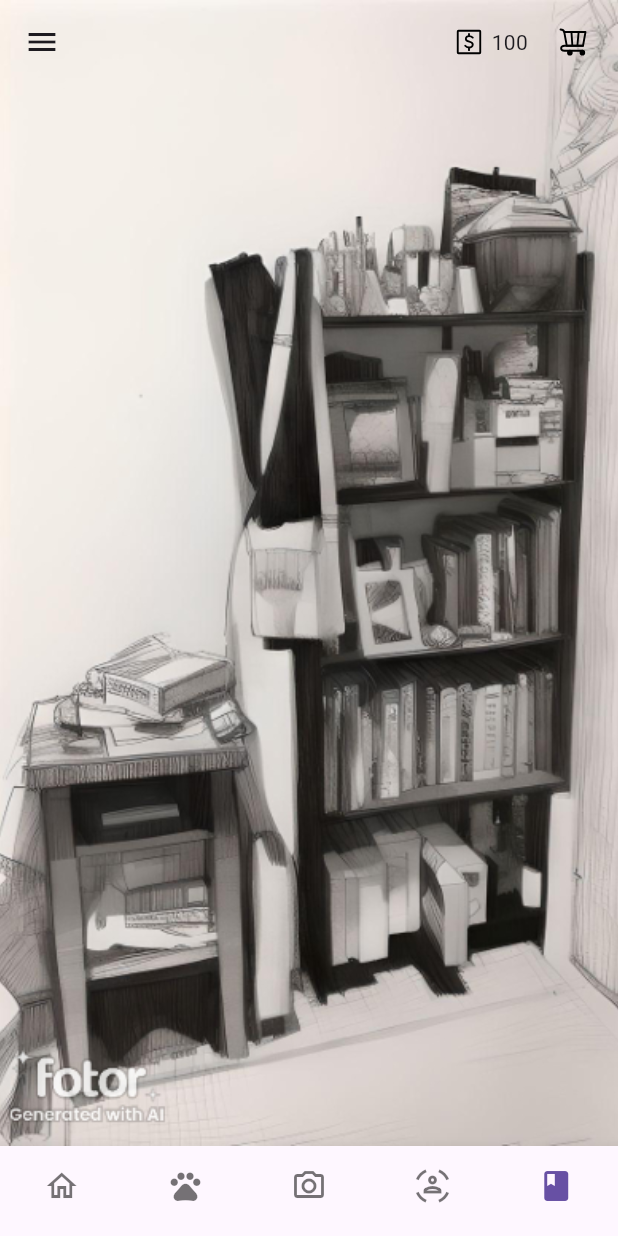
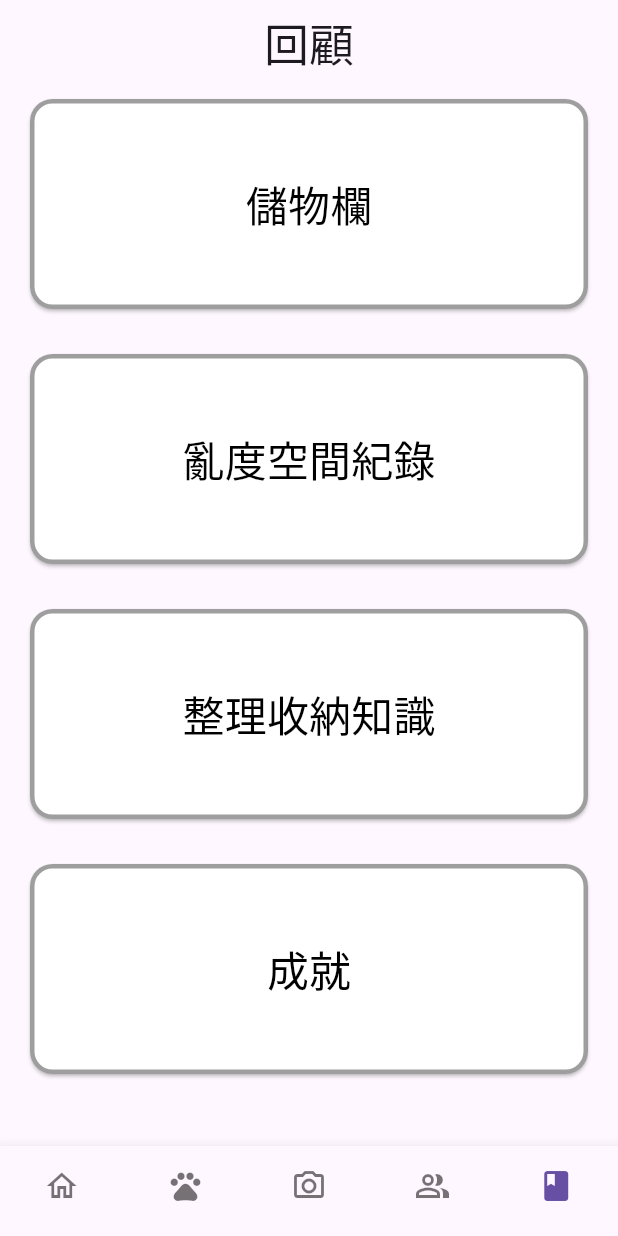
Before and after one commit to Gaexpa/FlutterApp1, a Flutter app: the screen it shows after launch, item 5 of the bottom bar chosen, on a phone screen of 412 x 824 dp. Run offline on Flutter 3.47's test engine with Material 3 defaults, Android fonts, the phone set to English and light mode, and no system bars; our stand-ins replace flutter_svg, go_router, image_picker; missing offline and left inert: flutter_tflite.

Commit message:
完成基本5頁，子頁都還沒完成

```diff
--- a/lib/navigations/app_navigation.dart
+++ b/lib/navigations/app_navigation.dart
@@ -1,6 +1,7 @@
 import 'package:demo/pages/home_page.dart';
 import 'package:demo/pages/level/level_page.dart';
 import 'package:demo/pages/pet/pet_page.dart';
+import 'package:demo/pages/review/review_page.dart';
 import 'package:demo/pages/social/social_page.dart';
 import 'package:demo/pages/wrappers/main_wrapper.dart';
 import 'package:flutter/cupertino.dart';
@@ -24,6 +25,8 @@ class AppNavigation {
       GlobalKey<NavigatorState>(debugLabel: "shellLevel");
   static final _rootNavigatorSocial =
       GlobalKey<NavigatorState>(debugLabel: "shellSocial");
+  static final _rootNavigatorReview =
+      GlobalKey<NavigatorState>(debugLabel: "shellReview");
 
   /// Go Router 設定
   static final GoRouter router = GoRouter(
@@ -82,6 +85,7 @@ class AppNavigation {
                   })
             ],
           ),
+
           /// Branch Social
           StatefulShellBranch(
             navigatorKey: _rootNavigatorSocial,
@@ -96,6 +100,21 @@ class AppNavigation {
                   })
             ],
           ),
+
+          /// Branch Review
+          StatefulShellBranch(
+            navigatorKey: _rootNavigatorReview,
+            routes: [
+              GoRoute(
+                  path: "/review",
+                  name: "Review",
+                  builder: (context, state) {
+                    return ReviewPage(
+                      key: state.pageKey,
+                    );
+                  })
+            ],
+          ),
         ],
       ),
     ],
--- /dev/null
+++ b/lib/pages/review/review_page.dart
@@ -0,0 +1,39 @@
+import 'package:flutter/material.dart';
+
+import '../../widgets/review_option_box_button.dart';
+
+class ReviewPage extends StatefulWidget {
+  const ReviewPage({super.key});
+
+  @override
+  State<ReviewPage> createState() => _ReviewPageState();
+}
+
+class _ReviewPageState extends State<ReviewPage> {
+  @override
+  Widget build(BuildContext context) {
+    final Size size = MediaQuery.of(context).size;
+
+    return Scaffold(
+      appBar: AppBar(
+        title: Text(
+          "回顧",
+          style: TextStyle(fontSize: 30),
+        ),
+        centerTitle: true,
+      ),
+      body: Scrollbar(
+        child: SingleChildScrollView(
+          child: Column(
+            children: [
+              ReviewOptionBoxButton(size, "儲物欄", (){}),
+              ReviewOptionBoxButton(size, "亂度空間紀錄", (){}),
+              ReviewOptionBoxButton(size, "整理收納知識", (){}),
+              ReviewOptionBoxButton(size, "成就", (){}),
+            ],
+          ),
+        ),
+      ),
+    );
+  }
+}
--- a/lib/pages/social/social_page.dart
+++ b/lib/pages/social/social_page.dart
@@ -14,6 +14,10 @@ class _SocialPageState extends State<SocialPage> {
   Widget build(BuildContext context) {
     final Size size = MediaQuery.of(context).size;
 
+    return buildScaffold(size);
+  }
+
+  Scaffold buildScaffold(Size size) {
     return Scaffold(
     appBar: AppBar(
       title: Text(
@@ -21,6 +25,9 @@ class _SocialPageState extends State<SocialPage> {
         style: TextStyle(fontSize: 30),
       ),
       centerTitle: true,
+      actions: [
+        IconButton(onPressed: (){}, icon: Icon(Icons.person_add_rounded),)
+      ],
     ),
     body: Column(
       crossAxisAlignment: CrossAxisAlignment.start,
@@ -87,9 +94,9 @@ class _SocialPageState extends State<SocialPage> {
 
         /// 下半顯示各用戶畫面
         Container(
-            margin: EdgeInsets.only(left: 20, top: 0, right: 20, bottom: 20),
+          margin: EdgeInsets.only(left: 20, top: 0, right: 20, bottom: 0),
           width: size.width - 40,
-            height: size.height - 322,
+          height: size.height - 302,
           child: GridView(
             gridDelegate: SliverGridDelegateWithFixedCrossAxisCount(
               crossAxisCount: 2,
--- a/lib/pages/wrappers/main_wrapper.dart
+++ b/lib/pages/wrappers/main_wrapper.dart
@@ -71,8 +71,8 @@ class _MainWrapperState extends State<MainWrapper> {
             ),
             BottomNavigationBarItem(
               icon: Icon(_selectedIndex == 3
-                  ? Icons.sensor_occupied
-                  : Icons.sensor_occupied_outlined),
+                  ? Icons.people_alt
+                  : Icons.people_alt_outlined),
               label: '',
             ),
             BottomNavigationBarItem(
--- /dev/null
+++ b/lib/widgets/review_option_box_button.dart
@@ -0,0 +1,37 @@
+import 'package:flutter/material.dart';
+
+class ReviewOptionBoxButton extends StatelessWidget {
+  Size size;
+  var text;
+  VoidCallback callback;
+
+  ReviewOptionBoxButton(this.size, this.text, this.callback);
+
+  @override
+  Widget build(BuildContext context) {
+    return Container(
+      margin: EdgeInsets.only(left: 20, top: 10, right: 20, bottom: 20),
+      child: ElevatedButton(
+        onPressed: callback,
+        style: ElevatedButton.styleFrom(
+          fixedSize: Size(size.width - 40, 140),
+          shape: RoundedRectangleBorder(
+            borderRadius: BorderRadius.circular(15),
+          ),
+          side: BorderSide(
+            color: Colors.grey,
+            width: 3.0,
+            style: BorderStyle.solid,
+          ),
+          backgroundColor: Colors.white,
+        ),
+        child: Center(
+          child: Text(
+            text,
+            style: TextStyle(fontSize: 28, color: Colors.black),
+          ),
+        ),
+      ),
+    );
+  }
+}
--- a/lib/widgets/social_card.dart
+++ b/lib/widgets/social_card.dart
@@ -20,9 +20,12 @@ class SocialCard extends StatelessWidget {
         children: [
           /// 背景
           Positioned.fill(
-            child: Image.asset(
-              bgPath,
-              fit: BoxFit.cover,
+            child: ClipRRect(
+              borderRadius: BorderRadius.circular(11),
+              child: Image.asset(
+                bgPath,
+                fit: BoxFit.cover,
+              ),
             ),
           ),
 
```
Lines whose indentation alone changed are shown as unchanged.
